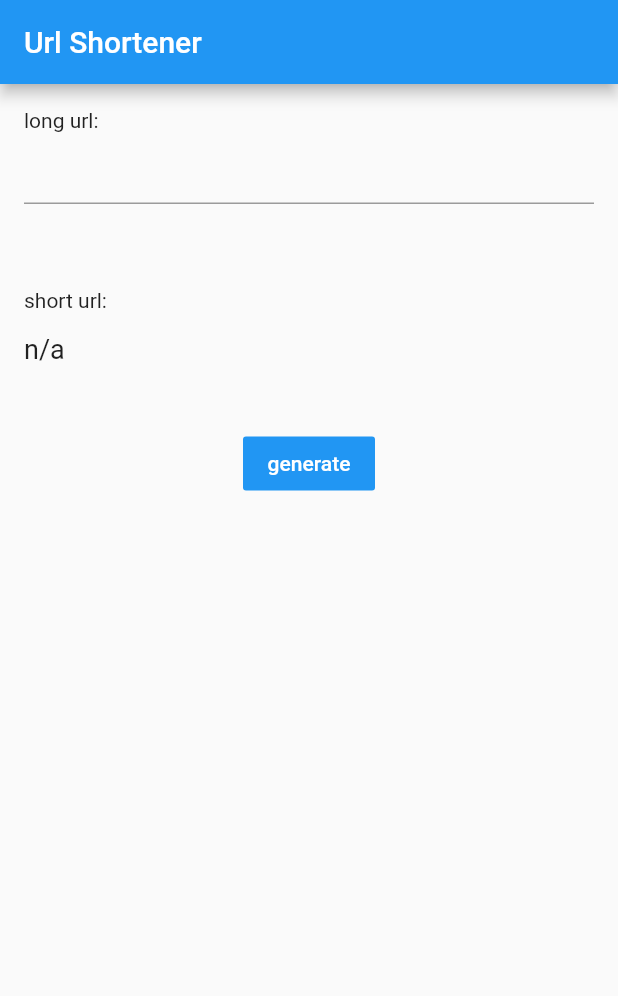
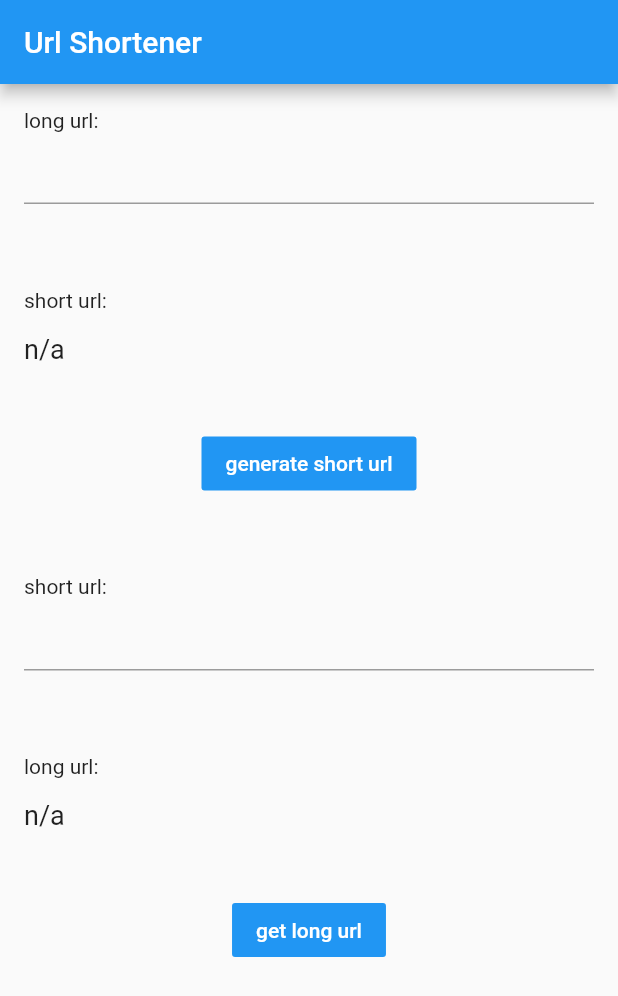
Before and after one commit to Jifflis/shortenurl, a Flutter app: the screen it shows after launch, on a phone screen of 412 x 824 dp. Shown: the top 996 px of the screen. Run offline on Flutter 3.47's test engine with Material 2 defaults, Android fonts, the phone set to English and light mode, and no system bars; drawn by our look-alikes of oktoast.

Commit message:
add long url

```diff
--- a/lib/repository/api.dart
+++ b/lib/repository/api.dart
@@ -8,6 +8,7 @@ class Api{
   final String key = 'key=a207c85f877168bb9e8b85b27c04796b18d66&';
   final String short = 'short=';
   final String name = '&name=';
+  final String stats = 'stats=';
 
   ///http get request
   ///
--- a/lib/repository/main_repository.dart
+++ b/lib/repository/main_repository.dart
@@ -10,7 +10,7 @@ class MainRepository {
   ///generate shortlink
   ///
   ///
-  Future<String> generate(String longUrl, String name) async {
+  Future<String> generateShortUrl(String longUrl, String name) async {
     String url = '${_api.endpoint}'
         '${_api.key}'
         '${_api.short}'
@@ -23,6 +23,21 @@ class MainRepository {
     Map<String, dynamic> map = jsonDecode(response.body);
     _validate(map['url']['status']);
     return map['url']['shortLink'];
+  }
+
+  ///generate shortlink
+  ///
+  ///
+  Future<String> generateLongUrl(String short) async {
+    String url = '${_api.endpoint}'
+        '${_api.key}'
+        '${_api.stats}'
+        '$short';
+
+    http.Response response = await _api.get(url);
+
+    Map<String, dynamic> map = jsonDecode(response.body);
+    return map['stats']['fullLink'];
   }
 
   ///validate response
--- a/lib/screen/main_screen.dart
+++ b/lib/screen/main_screen.dart
@@ -40,9 +40,42 @@ class MainScreen extends StatelessWidget {
                   ),
                   Center(
                     child: FlatButton(
-                      onPressed: model.loading ? null : () => model.generate(),
+                      onPressed: model.loading ? null : () => model.generateShortUrl(),
                       child: Text(
-                        'generate',
+                        'generate short url',
+                        style: TextStyle(color: Colors.white),
+                      ),
+                      disabledColor: Colors.grey,
+                      color: Colors.blue,
+                    ),
+                  ),
+
+                  SizedBox(height: 50,),
+
+                  Text('short url:'),
+                  TextField(controller: model.shorUrlController),
+                  SizedBox(
+                    height: 42,
+                  ),
+                  SizedBox(
+                    height: 14,
+                  ),
+                  Text('long url:'),
+                  SizedBox(
+                    height: 14,
+                  ),
+                  Text(
+                    model.longUrl,
+                    style: TextStyle(fontSize: 18),
+                  ),
+                  SizedBox(
+                    height: 42,
+                  ),
+                  Center(
+                    child: FlatButton(
+                      onPressed: model.loading ? null : () => model.generateLongUrl(),
+                      child: Text(
+                        'get long url',
                         style: TextStyle(color: Colors.white),
                       ),
                       disabledColor: Colors.grey,
@@ -51,6 +84,7 @@ class MainScreen extends StatelessWidget {
                   )
                 ],
               ),
+
               if (model.loading)
                 Center(
                   child: CircularProgressIndicator(),
```
Also changed, not shown: lib/viewmodel/main_viewmodel.dart (+20 -2 lines).
